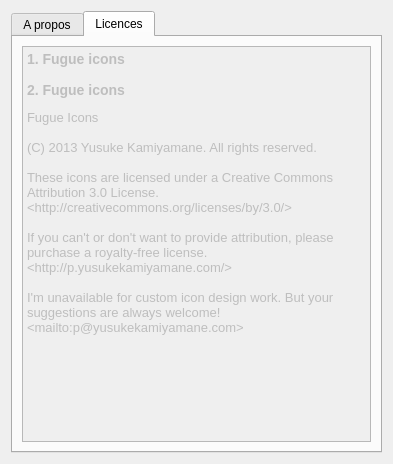
seigneurfuo/MyAnimeManager3, file src/ui/dialogs/about.ui: the form before one commit.
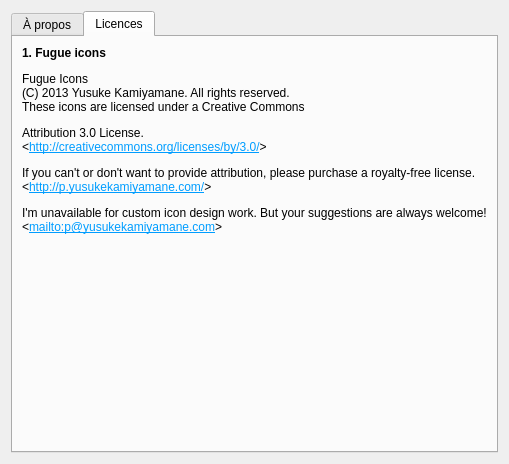
The form after the commit. The open tabs and pages were chosen to show the change. Icons and pictures are not drawn.

Commit message: Corrections de petites erreurs dans le logiciel.

Diff of the .ui file:
```diff
--- a/src/ui/dialogs/about.ui
+++ b/src/ui/dialogs/about.ui
@@ -35,7 +35,7 @@
         <normaloff>../../resources/icons/question.png</normaloff>../../resources/icons/question.png</iconset>
       </attribute>
       <attribute name="title">
-       <string>A propos</string>
+       <string>À propos</string>
       </attribute>
       <layout class="QVBoxLayout" name="verticalLayout">
        <item>
@@ -218,33 +218,12 @@
       </attribute>
       <layout class="QGridLayout" name="gridLayout_3">
        <item row="0" column="0">
-        <widget class="QTextEdit" name="textEdit">
-         <property name="enabled">
-          <bool>false</bool>
+        <widget class="QLabel" name="label">
+         <property name="text">
+          <string>&lt;html&gt;&lt;head/&gt;&lt;body&gt;&lt;p&gt;&lt;span style=&quot; font-weight:600;&quot;&gt;1. Fugue icons&lt;/span&gt;&lt;/p&gt;&lt;p&gt;Fugue Icons&lt;br/&gt;(C) 2013 Yusuke Kamiyamane. All rights reserved.&lt;br/&gt;These icons are licensed under a Creative Commons&lt;/p&gt;&lt;p&gt;Attribution 3.0 License.&lt;br/&gt;&amp;lt;&lt;a href=&quot;http://creativecommons.org/licenses/by/3.0/&quot;&gt;&lt;span style=&quot; text-decoration: underline; color:#009dff;&quot;&gt;http://creativecommons.org/licenses/by/3.0/&lt;/span&gt;&lt;/a&gt;&amp;gt;&lt;/p&gt;&lt;p&gt;If you can't or don't want to provide attribution, please purchase a royalty-free license.&lt;br/&gt;&amp;lt;&lt;a href=&quot;http://p.yusukekamiyamane.com/&quot;&gt;&lt;span style=&quot; text-decoration: underline; color:#009dff;&quot;&gt;http://p.yusukekamiyamane.com/&lt;/span&gt;&lt;/a&gt;&amp;gt;&lt;/p&gt;&lt;p&gt;I'm unavailable for custom icon design work. But your suggestions are always welcome!&lt;br/&gt;&amp;lt;&lt;a href=&quot;mailto:p@yusukekamiyamane.com&quot;&gt;&lt;span style=&quot; text-decoration: underline; color:#009dff;&quot;&gt;mailto:p@yusukekamiyamane.com&lt;/span&gt;&lt;/a&gt;&amp;gt;&lt;/p&gt;&lt;/body&gt;&lt;/html&gt;</string>
          </property>
-         <property name="html">
-          <string>&lt;!DOCTYPE HTML PUBLIC &quot;-//W3C//DTD HTML 4.0//EN&quot; &quot;http://www.w3.org/TR/REC-html40/strict.dtd&quot;&gt;
-&lt;html&gt;&lt;head&gt;&lt;meta name=&quot;qrichtext&quot; content=&quot;1&quot; /&gt;&lt;style type=&quot;text/css&quot;&gt;
-p, li { white-space: pre-wrap; }
-&lt;/style&gt;&lt;/head&gt;&lt;body style=&quot; font-family:'Cantarell'; font-size:10pt; font-weight:400; font-style:normal;&quot;&gt;
-&lt;p style=&quot; margin-top:0px; margin-bottom:0px; margin-left:0px; margin-right:0px; -qt-block-indent:0; text-indent:0px;&quot;&gt;&lt;span style=&quot; font-size:large; font-weight:600;&quot;&gt;1. Fugue icons&lt;/span&gt;&lt;/p&gt;
-&lt;p style=&quot;-qt-paragraph-type:empty; margin-top:0px; margin-bottom:0px; margin-left:0px; margin-right:0px; -qt-block-indent:0; text-indent:0px;&quot;&gt;&lt;br /&gt;&lt;/p&gt;
-&lt;p style=&quot; margin-top:0px; margin-bottom:0px; margin-left:0px; margin-right:0px; -qt-block-indent:0; text-indent:0px;&quot;&gt;&lt;span style=&quot; font-size:large; font-weight:600;&quot;&gt;2. Fugue icons&lt;/span&gt;&lt;/p&gt;
-&lt;p style=&quot; margin-top:12px; margin-bottom:0px; margin-left:0px; margin-right:0px; -qt-block-indent:0; text-indent:0px;&quot;&gt;Fugue Icons&lt;/p&gt;
-&lt;p style=&quot;-qt-paragraph-type:empty; margin-top:0px; margin-bottom:0px; margin-left:0px; margin-right:0px; -qt-block-indent:0; text-indent:0px;&quot;&gt;&lt;br /&gt;&lt;/p&gt;
-&lt;p style=&quot; margin-top:0px; margin-bottom:0px; margin-left:0px; margin-right:0px; -qt-block-indent:0; text-indent:0px;&quot;&gt;(C) 2013 Yusuke Kamiyamane. All rights reserved.&lt;/p&gt;
-&lt;p style=&quot;-qt-paragraph-type:empty; margin-top:0px; margin-bottom:0px; margin-left:0px; margin-right:0px; -qt-block-indent:0; text-indent:0px;&quot;&gt;&lt;br /&gt;&lt;/p&gt;
-&lt;p style=&quot; margin-top:0px; margin-bottom:0px; margin-left:0px; margin-right:0px; -qt-block-indent:0; text-indent:0px;&quot;&gt;These icons are licensed under a Creative Commons&lt;/p&gt;
-&lt;p style=&quot; margin-top:0px; margin-bottom:0px; margin-left:0px; margin-right:0px; -qt-block-indent:0; text-indent:0px;&quot;&gt;Attribution 3.0 License.&lt;/p&gt;
-&lt;p style=&quot; margin-top:0px; margin-bottom:0px; margin-left:0px; margin-right:0px; -qt-block-indent:0; text-indent:0px;&quot;&gt;&amp;lt;http://creativecommons.org/licenses/by/3.0/&amp;gt;&lt;/p&gt;
-&lt;p style=&quot;-qt-paragraph-type:empty; margin-top:0px; margin-bottom:0px; margin-left:0px; margin-right:0px; -qt-block-indent:0; text-indent:0px;&quot;&gt;&lt;br /&gt;&lt;/p&gt;
-&lt;p style=&quot; margin-top:0px; margin-bottom:0px; margin-left:0px; margin-right:0px; -qt-block-indent:0; text-indent:0px;&quot;&gt;If you can't or don't want to provide attribution, please&lt;/p&gt;
-&lt;p style=&quot; margin-top:0px; margin-bottom:0px; margin-left:0px; margin-right:0px; -qt-block-indent:0; text-indent:0px;&quot;&gt;purchase a royalty-free license.&lt;/p&gt;
-&lt;p style=&quot; margin-top:0px; margin-bottom:0px; margin-left:0px; margin-right:0px; -qt-block-indent:0; text-indent:0px;&quot;&gt;&amp;lt;http://p.yusukekamiyamane.com/&amp;gt;&lt;/p&gt;
-&lt;p style=&quot;-qt-paragraph-type:empty; margin-top:0px; margin-bottom:0px; margin-left:0px; margin-right:0px; -qt-block-indent:0; text-indent:0px;&quot;&gt;&lt;br /&gt;&lt;/p&gt;
-&lt;p style=&quot; margin-top:0px; margin-bottom:0px; margin-left:0px; margin-right:0px; -qt-block-indent:0; text-indent:0px;&quot;&gt;I'm unavailable for custom icon design work. But your&lt;/p&gt;
-&lt;p style=&quot; margin-top:0px; margin-bottom:0px; margin-left:0px; margin-right:0px; -qt-block-indent:0; text-indent:0px;&quot;&gt;suggestions are always welcome!&lt;/p&gt;
-&lt;p style=&quot; margin-top:0px; margin-bottom:12px; margin-left:0px; margin-right:0px; -qt-block-indent:0; text-indent:0px;&quot;&gt;&amp;lt;mailto:p@yusukekamiyamane.com&amp;gt;&lt;/p&gt;&lt;/body&gt;&lt;/html&gt;</string>
+         <property name="alignment">
+          <set>Qt::AlignLeading|Qt::AlignLeft|Qt::AlignTop</set>
          </property>
         </widget>
        </item>
```
The commit also changes 1 other file.
